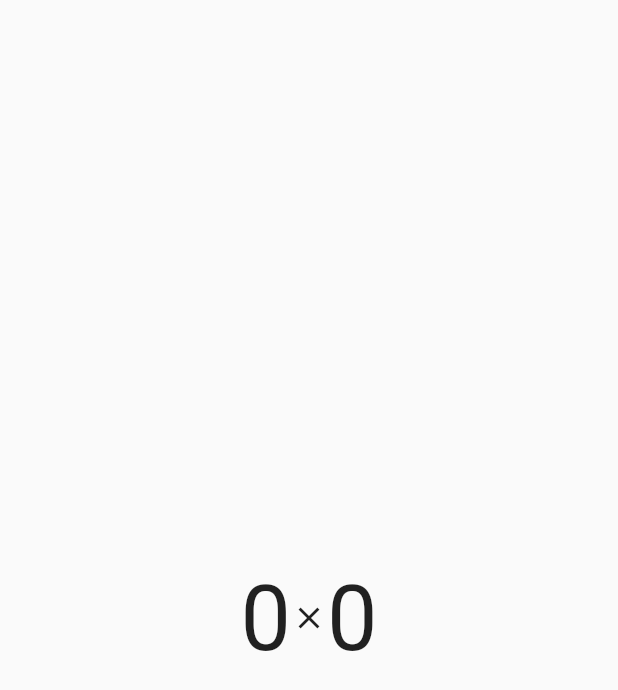
After one commit to Masahiro-oka/flutter_animation_sample, a Flutter app: the screen it shows after launch, after a tap on "Go to Coordinate", on a phone screen of 412 x 824 dp. The commit adds this screen. Shown: the top 690 px of the screen. Run offline on Flutter 3.47's test engine with Material 2 defaults, Android fonts, the phone set to English and light mode, and no system bars.

Commit message:
// create coodinate page

```diff
--- /dev/null
+++ b/lib/bloc/coordinate_bloc.dart
@@ -0,0 +1,13 @@
+import 'package:flutter/cupertino.dart';
+
+class CoordinateBloc extends ChangeNotifier {
+
+  double positionX = 0;
+  double positionY = 0;
+
+  void increment(x,y){
+    positionX = x;
+    positionY = y;
+    notifyListeners();
+  }
+}
--- a/lib/main.dart
+++ b/lib/main.dart
@@ -1,10 +1,25 @@
 import 'package:flutter/material.dart';
 import 'package:fluttertesttype/bloc/button_bloc.dart';
+import 'package:fluttertesttype/bloc/coordinate_bloc.dart';
+import 'package:fluttertesttype/pages/Coordinate.dart';
 import 'package:provider/provider.dart';
 import 'pages/my_home_page.dart';
 
 void main() {
-  runApp(MyApp());
+  runApp(
+      MultiProvider(
+        providers: [
+          Provider(
+            create: (context) => ButtonBloc(),
+            dispose: (context, value) => value.dispose(),
+          ),
+          ChangeNotifierProvider(
+            create: (context) => CoordinateBloc(),
+          )
+        ],
+          child: MyApp()
+      )
+  );
 }
 
 class MyApp extends StatelessWidget {
@@ -12,16 +27,17 @@ class MyApp extends StatelessWidget {
   @override
   Widget build(BuildContext context) {
     return MaterialApp(
+      routes: <String, WidgetBuilder>{
+//        '/'←これを設定する時はhomeを記述しなくても、初期ページが設定される。
+        '/' : (BuildContext context) => MyHomePage(),
+        '/1' : (BuildContext context) => Coordinate(),
+      },
       title: 'Flutter Demo',
       theme: ThemeData(
         primarySwatch: Colors.blue,
         visualDensity: VisualDensity.adaptivePlatformDensity,
       ),
-      home: Provider(
-          create: (context) => ButtonBloc(),
-          dispose: (context, value) => value.dispose(),
-          child: MyHomePage()
-      ),
+//      home: MyHomePage(),
     );
   }
 }
--- /dev/null
+++ b/lib/pages/Coordinate.dart
@@ -0,0 +1,32 @@
+import 'package:flutter/material.dart';
+import 'package:fluttertesttype/bloc/coordinate_bloc.dart';
+import 'package:provider/provider.dart';
+
+class Coordinate extends StatelessWidget{
+  @override
+  Widget build(BuildContext context) {
+    final coordinate = Provider.of<CoordinateBloc>(context);
+    return Scaffold(
+      body: Stack(
+        children: [
+          Center(
+            child: Row(
+              mainAxisAlignment: MainAxisAlignment.center,
+              children: [
+                Text('${coordinate.positionX.round()}', style: TextStyle(fontSize: 60.0),),
+                Icon(Icons.close),
+                Text('${coordinate.positionY.round()}', style: TextStyle(fontSize: 60.0),),
+              ],
+            ),
+          ),
+          GestureDetector(
+            onPanUpdate: (DragUpdateDetails details) {
+              coordinate.increment(details.localPosition.dx, details.localPosition.dy);
+            },
+            child: Container(width: double.infinity, height: double.infinity, color: Colors.transparent,),
+          ),
+        ],
+      ),
+    );
+  }
+}
--- a/lib/pages/my_home_page.dart
+++ b/lib/pages/my_home_page.dart
@@ -76,7 +76,11 @@ class _MyHomePageState extends State<MyHomePage> with SingleTickerProviderStateM
                     child: Row(
                       mainAxisAlignment: MainAxisAlignment.spaceEvenly,
                       children: [
-                        Button(controller: controller)
+                        Button(controller: controller),
+                        RaisedButton(
+                          child: Text('Go to Coordinate'),
+                          onPressed: () => Navigator.of(context).pushNamed('/1'),
+                        )
                       ],
                     ),
                   ),
```
